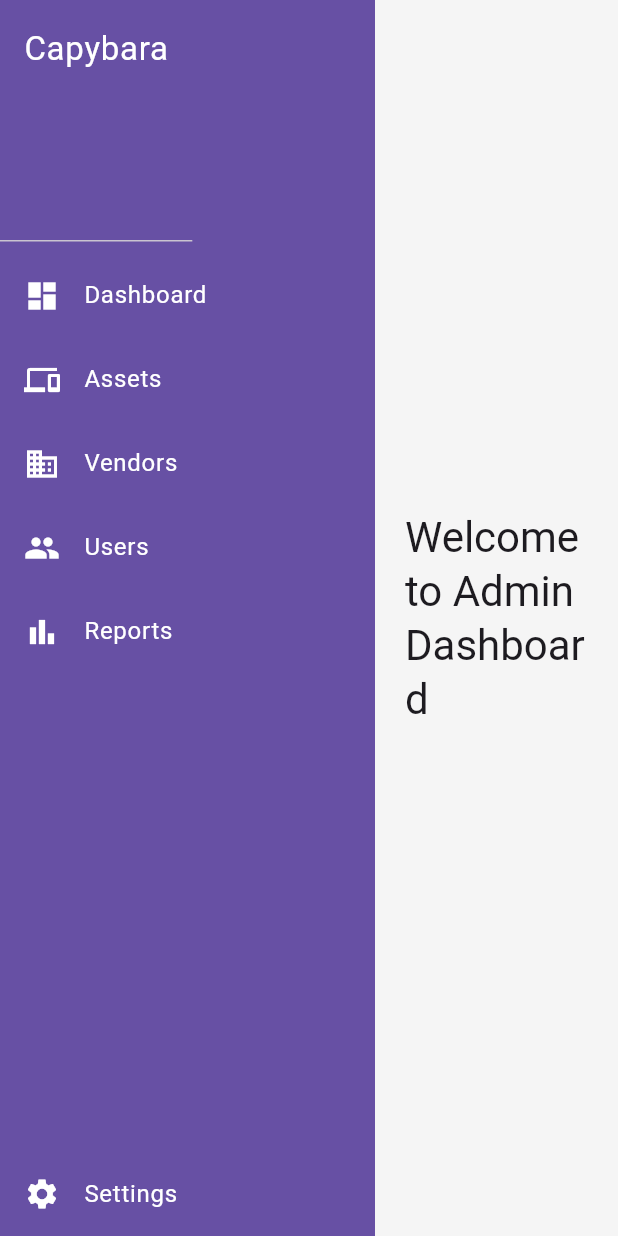
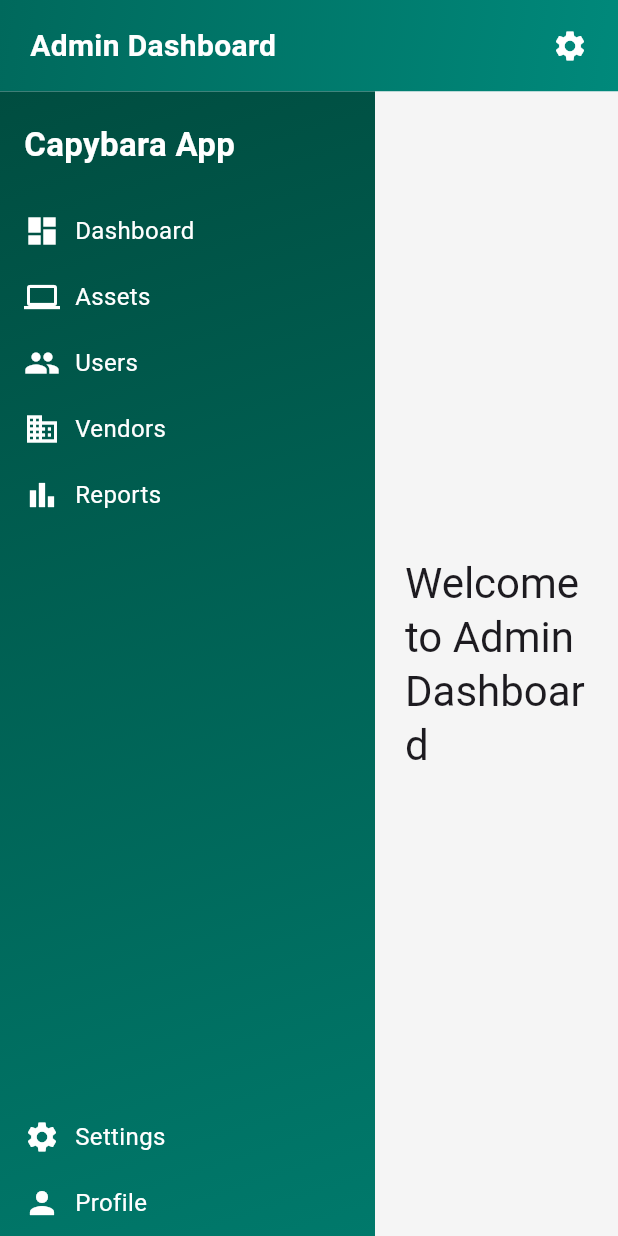
Before and after one commit to lastty/Capybara, a Flutter app: the screen it shows after launch, on a phone screen of 412 x 824 dp. Run offline on Flutter 3.47's test engine with Material 3 defaults, Android fonts, the phone set to English and light mode, and no system bars.

Commit message:
updated sidebar

```diff
--- a/lib/main.dart
+++ b/lib/main.dart
@@ -1,51 +1,17 @@
 import 'package:flutter/material.dart';
-import 'package:http/http.dart' as http;
-import 'screens/admin_dashboard.dart'; // Import the Admin Dashboard screen
+import 'screens/admin_dashboard.dart'; // ✅ Make sure this import exists
 
 void main() {
   runApp(MyApp());
 }
 
-class MyApp extends StatefulWidget {
-  @override
-  _MyAppState createState() => _MyAppState();
-}
-
-class _MyAppState extends State<MyApp> {
-  String _apiResponse = "Fetching...";
-
-  @override
-  void initState() {
-    super.initState();
-    fetchAPI();
-  }
-
-  Future<void> fetchAPI() async {
-    try {
-      final response = await http.get(Uri.parse('http://localhost:5001'));
-      if (response.statusCode == 200) {
-        setState(() {
-          _apiResponse = response.body;
-        });
-      } else {
-        setState(() {
-          _apiResponse = "Error: ${response.statusCode}";
-        });
-      }
-    } catch (e) {
-      setState(() {
-        _apiResponse = "Failed to connect!";
-      });
-    }
-  }
-
+class MyApp extends StatelessWidget {
   @override
   Widget build(BuildContext context) {
     return MaterialApp(
-      debugShowCheckedModeBanner: false,
-      title: 'Capybara Admin',
+      title: 'Capybara App',
       theme: ThemeData.light(),
-      home: AdminDashboard(), // <-- Set the Admin Dashboard as the home screen
+      home: AdminDashboard(), // ✅ Make sure this class is defined
     );
   }
 }
--- a/lib/screens/admin_dashboard.dart
+++ b/lib/screens/admin_dashboard.dart
@@ -1,11 +1,37 @@
 import 'package:flutter/material.dart';
 import '../widgets/sidebar.dart'; // Import Sidebar
+import '../utils/theme.dart'; // Import Theme for Styling
 
 class AdminDashboard extends StatelessWidget {
   @override
   Widget build(BuildContext context) {
     return Scaffold(
-      body: Row(
+      body: Column(
+        children: [
+          // 🔹 HEADER (Gradient Top Bar)
+          Container(
+            padding: EdgeInsets.symmetric(horizontal: 20, vertical: 16),
+            decoration: AppTheme.headerDecoration, // Apply gradient background
+            child: Row(
+              mainAxisAlignment: MainAxisAlignment.spaceBetween,
+              children: [
+                Text(
+                  "Admin Dashboard",
+                  style: TextStyle(
+                    color: Colors.white,
+                    fontSize: 20,
+                    fontWeight: FontWeight.bold
+                  ),
+                ),
+                Icon(Icons.settings, color: Colors.white), // Settings Icon
+              ],
+            ),
+          ),
+
+          // 🔹 BODY (Sidebar + Main Content)
+          Expanded(
+            child: Row(
+              crossAxisAlignment: CrossAxisAlignment.stretch,
               children: [
                 Sidebar(), // Sidebar on the left
                 Expanded(
@@ -22,6 +48,9 @@ class AdminDashboard extends StatelessWidget {
                 ),
               ],
             ),
+          ),
+        ],
+      ),
     );
   }
 }
--- a/lib/utils/theme.dart
+++ b/lib/utils/theme.dart
@@ -1,9 +1,33 @@
 import 'package:flutter/material.dart';
 
 class AppTheme {
-  // Light Theme
+  // 🔹 Sidebar Gradient - Update to Green Theme
+  static final BoxDecoration sidebarDecoration = BoxDecoration(
+    gradient: LinearGradient(
+      colors: [
+        Color(0xFF004D40), // Dark Green
+        Color(0xFF00796B), // Teal Green
+      ],
+      begin: Alignment.topLeft,
+      end: Alignment.bottomRight,
+    ),
+  );
+
+  // 🔹 Header Gradient - Update for Matching Theme
+  static final BoxDecoration headerDecoration = BoxDecoration(
+    gradient: LinearGradient(
+      colors: [
+        Color(0xFF00695C), // Dark Green-Teal
+        Color(0xFF00897B), // Slightly lighter Teal
+      ],
+      begin: Alignment.topLeft,
+      end: Alignment.bottomRight,
+    ),
+  );
+
+  // 🔹 Light Theme
   static final ThemeData lightTheme = ThemeData(
-    primaryColor: Colors.blueGrey[900], // Sidebar Color
+    primaryColor: Color(0xFF004D40), // Dark Green as primary color
     scaffoldBackgroundColor: Colors.white,
     textTheme: TextTheme(
       headlineLarge: TextStyle(fontSize: 24, fontWeight: FontWeight.bold, color: Colors.black),
--- a/lib/widgets/sidebar.dart
+++ b/lib/widgets/sidebar.dart
@@ -1,48 +1,48 @@
 import 'package:flutter/material.dart';
+import '../utils/theme.dart'; // Import Theme for Styling
 
 class Sidebar extends StatelessWidget {
   @override
   Widget build(BuildContext context) {
     return Container(
       width: 250, // Sidebar width
-      color: Theme.of(context).primaryColor, // Sidebar background color
+      decoration: AppTheme.sidebarDecoration, // Apply Sidebar Gradient
       child: Column(
         crossAxisAlignment: CrossAxisAlignment.start,
         children: [
-          DrawerHeader(
-            child: Text("Capybara", style: TextStyle(color: Colors.white, fontSize: 22)),
+          SizedBox(height: 20), // Spacing
+          Padding(
+            padding: EdgeInsets.symmetric(horizontal: 16),
+            child: Text(
+              "Capybara App",
+              style: TextStyle(color: Colors.white, fontSize: 22, fontWeight: FontWeight.bold),
+            ),
           ),
-          ListTile(
-            leading: Icon(Icons.dashboard, color: Colors.white),
-            title: Text("Dashboard", style: TextStyle(color: Colors.white)),
-            onTap: () {},
-          ),
-          ListTile(
-            leading: Icon(Icons.devices, color: Colors.white),
-            title: Text("Assets", style: TextStyle(color: Colors.white)),
-            onTap: () {},
-          ),
-          ListTile(
-            leading: Icon(Icons.business, color: Colors.white),
-            title: Text("Vendors", style: TextStyle(color: Colors.white)),
-            onTap: () {},
-          ),
-          ListTile(
-            leading: Icon(Icons.people, color: Colors.white),
-            title: Text("Users", style: TextStyle(color: Colors.white)),
-            onTap: () {},
-          ),
-          ListTile(
-            leading: Icon(Icons.bar_chart, color: Colors.white),
-            title: Text("Reports", style: TextStyle(color: Colors.white)),
-            onTap: () {},
-          ),
-          Spacer(), // Push Settings to the bottom
-          ListTile(
-            leading: Icon(Icons.settings, color: Colors.white),
-            title: Text("Settings", style: TextStyle(color: Colors.white)),
-            onTap: () {},
-          ),
+          SizedBox(height: 20), // Spacing
+
+          // Sidebar Menu Items
+          _buildSidebarItem(Icons.dashboard, "Dashboard"),
+          _buildSidebarItem(Icons.computer, "Assets"),
+          _buildSidebarItem(Icons.people, "Users"),
+          _buildSidebarItem(Icons.business, "Vendors"),
+          _buildSidebarItem(Icons.bar_chart, "Reports"),
+
+          Spacer(), // Pushes settings & profile to the bottom
+          _buildSidebarItem(Icons.settings, "Settings"),
+          _buildSidebarItem(Icons.person, "Profile"),
+        ],
+      ),
+    );
+  }
+
+  Widget _buildSidebarItem(IconData icon, String title) {
+    return Padding(
+      padding: EdgeInsets.symmetric(horizontal: 16, vertical: 10),
+      child: Row(
+        children: [
+          Icon(icon, color: Colors.white),
+          SizedBox(width: 10),
+          Text(title, style: TextStyle(color: Colors.white, fontSize: 16)),
         ],
       ),
     );
```
Also changed, not shown: lib/utils/gradients.dart (added). Lines whose indentation alone changed are shown as unchanged.
